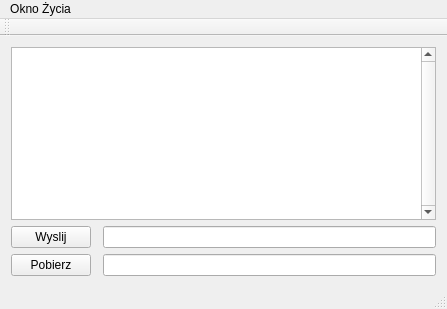
Above: chat QT/mainwindow.ui from Shakkozu/Steering-UNITY-game-by-wireless-controller before the change. Below: the same form after it.
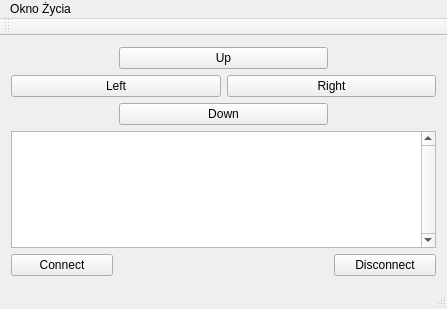
That is the form after the change.

Patch:
```diff
--- a/chat QT/mainwindow.ui
+++ b/chat QT/mainwindow.ui
@@ -15,20 +15,14 @@
   </property>
   <widget class="QWidget" name="centralWidget">
    <layout class="QGridLayout" name="gridLayout">
-    <item row="1" column="0">
-     <widget class="QPushButton" name="sendButton">
+    <item row="9" column="3">
+     <widget class="QPushButton" name="DisconnectButton">
       <property name="text">
-       <string>Wyslij</string>
-      </property>
-      <property name="shortcut">
-       <string>Return</string>
+       <string>Disconnect</string>
       </property>
      </widget>
     </item>
-    <item row="1" column="2">
-     <widget class="QLineEdit" name="lineMsg"/>
-    </item>
-    <item row="0" column="0" colspan="3">
+    <item row="8" column="0" colspan="4">
      <widget class="QListWidget" name="ChatText">
       <property name="enabled">
        <bool>true</bool>
@@ -41,13 +35,53 @@
       </property>
      </widget>
     </item>
-    <item row="2" column="2">
-     <widget class="QLineEdit" name="lineID"/>
+    <item row="5" column="1" colspan="2">
+     <widget class="QPushButton" name="DownButton">
+      <property name="text">
+       <string>Down</string>
+      </property>
+      <property name="shortcut">
+       <string>Down</string>
+      </property>
+     </widget>
     </item>
-    <item row="2" column="0">
-     <widget class="QPushButton" name="downloadButton">
+    <item row="2" column="1" colspan="2">
+     <widget class="QPushButton" name="UpButton">
       <property name="text">
-       <string>Pobierz</string>
+       <string>Up</string>
+      </property>
+      <property name="shortcut">
+       <string>Up</string>
+      </property>
+     </widget>
+    </item>
+    <item row="9" column="0">
+     <widget class="QPushButton" name="ConnectButton">
+      <property name="text">
+       <string>Connect</string>
+      </property>
+      <property name="shortcut">
+       <string>Return</string>
+      </property>
+     </widget>
+    </item>
+    <item row="3" column="0" colspan="2">
+     <widget class="QPushButton" name="LeftButton">
+      <property name="text">
+       <string>Left</string>
+      </property>
+      <property name="shortcut">
+       <string>Left</string>
+      </property>
+     </widget>
+    </item>
+    <item row="3" column="2" colspan="2">
+     <widget class="QPushButton" name="RightButton">
+      <property name="text">
+       <string>Right</string>
+      </property>
+      <property name="shortcut">
+       <string>Right</string>
       </property>
      </widget>
     </item>
```
